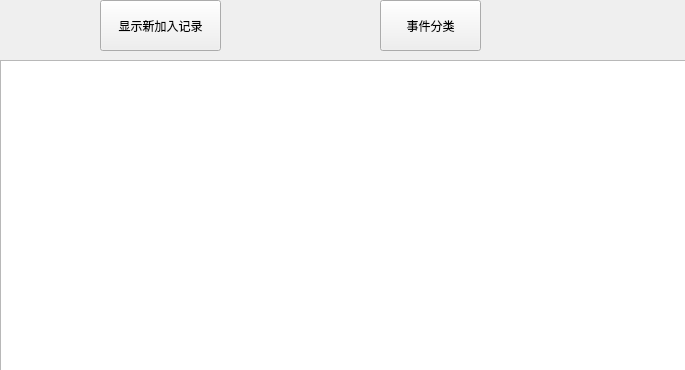
Qt form mainrecorddb.ui (yaojiang375/TimeRecord5th) before a commit.
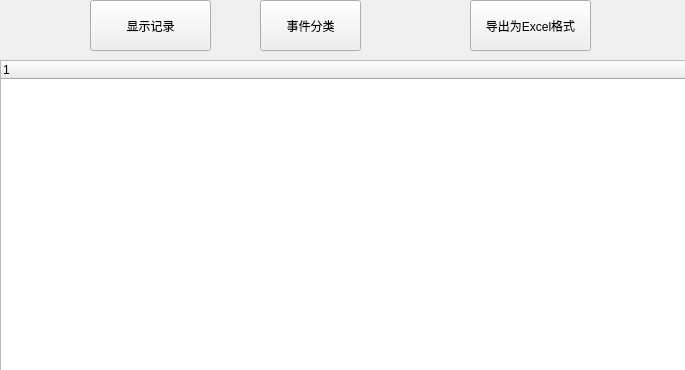
The same form after that commit.

What changed in the file:
```diff
--- a/mainrecorddb.ui
+++ b/mainrecorddb.ui
@@ -16,17 +16,17 @@
   <widget class="QPushButton" name="ShowButton">
    <property name="geometry">
     <rect>
-     <x>100</x>
+     <x>90</x>
      <y>0</y>
      <width>121</width>
      <height>51</height>
     </rect>
    </property>
    <property name="text">
-    <string>显示新加入记录</string>
+    <string>显示记录</string>
    </property>
   </widget>
-  <widget class="QTreeView" name="treeView">
+  <widget class="QTreeWidget" name="treeWidget">
    <property name="geometry">
     <rect>
      <x>0</x>
@@ -39,7 +39,7 @@
   <widget class="QPushButton" name="pushButton">
    <property name="geometry">
     <rect>
-     <x>380</x>
+     <x>260</x>
      <y>0</y>
      <width>101</width>
      <height>51</height>
@@ -49,6 +49,19 @@
     <string>事件分类</string>
    </property>
   </widget>
+  <widget class="QPushButton" name="ConvertToExcel">
+   <property name="geometry">
+    <rect>
+     <x>470</x>
+     <y>0</y>
+     <width>121</width>
+     <height>51</height>
+    </rect>
+   </property>
+   <property name="text">
+    <string>导出为Excel格式</string>
+   </property>
+  </widget>
  </widget>
  <resources/>
  <connections/>
```
